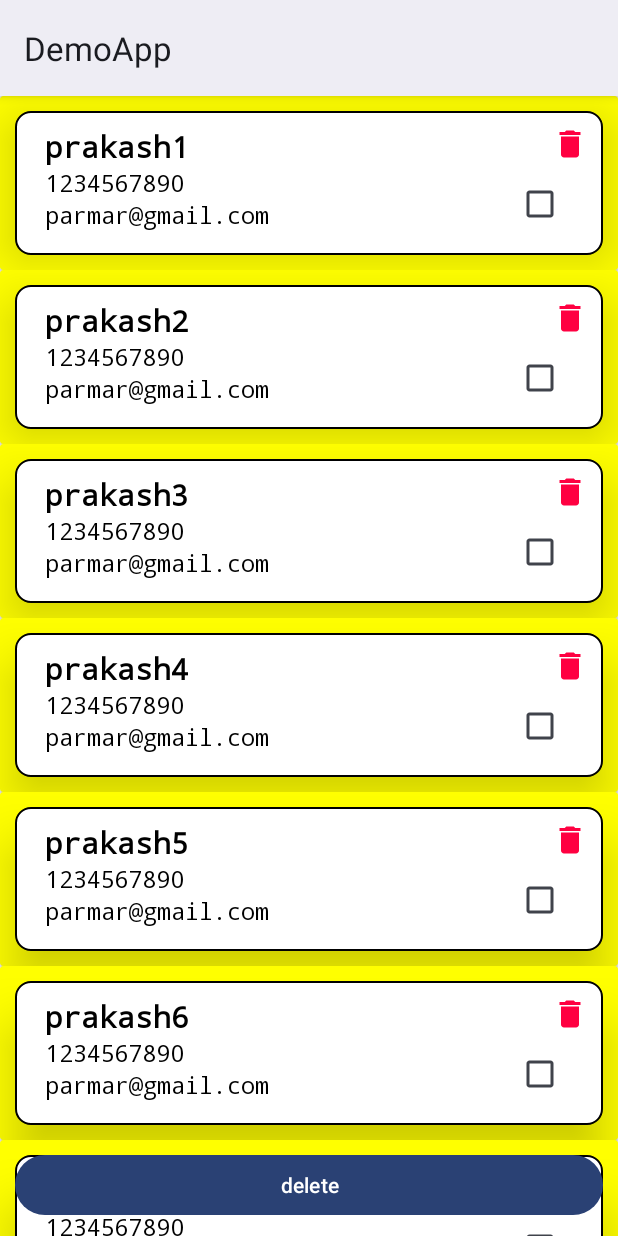
After one commit to YudizAndroidPrakash/Layout, an Android app: the RecycleViewDemo screen opened directly, with no data from a screen before it, on a phone screen of 412 x 824 dp. The commit adds this screen. Run offline under Robolectric (Android 15) with nearby library versions, the phone set to English and light mode, and no system bars.

Commit message:
Recycle View Demo

```diff
--- a/app/src/main/java/com/example/demoapp/MainActivity.kt
+++ b/app/src/main/java/com/example/demoapp/MainActivity.kt
@@ -19,6 +19,7 @@ class MainActivity : AppCompatActivity() {
     lateinit var btnLayout : Button
     lateinit var btnVectorShapeDemo : Button
    lateinit var tabLayoutDemo  : Button
+   lateinit var rvDemo : Button
     @SuppressLint("MissingInflatedId")
     override fun onCreate(savedInstanceState: Bundle?) {
         super.onCreate(savedInstanceState)
@@ -32,6 +33,9 @@ class MainActivity : AppCompatActivity() {
         btnLayout = findViewById(R.id.btnLayout)
         btnVectorShapeDemo = findViewById(R.id.btnVectorShapeSelector)
         tabLayoutDemo = findViewById(R.id.tlDemoButton)
+        rvDemo = findViewById(R.id.rvDemo)
+
+
         btnRegistartion.setOnClickListener {
             var i = Intent(this,Registration::class.java)
             startActivity(i)
@@ -66,5 +70,11 @@ class MainActivity : AppCompatActivity() {
             startActivity(intent)
         }
 
+
+        rvDemo.setOnClickListener {
+            var intent = Intent(this,RecycleViewDemo::class.java)
+            startActivity(intent)
+        }
+
     }
 }
--- /dev/null
+++ b/app/src/main/java/com/example/demoapp/RecycleViewDemo.kt
@@ -0,0 +1,58 @@
+package com.example.demoapp
+
+import android.content.DialogInterface.OnClickListener
+import androidx.appcompat.app.AppCompatActivity
+import android.os.Bundle
+import android.util.Log
+import android.view.View
+import android.widget.Button
+import android.widget.TextView
+import androidx.recyclerview.widget.RecyclerView
+
+class RecycleViewDemo : AppCompatActivity() {
+    private lateinit var rv_Demo: RecyclerView
+    private lateinit var tvDatanotFound: TextView
+    private lateinit var taskData: ArrayList<DataHoldPerson>
+    private lateinit var btnDeleteAll: Button
+
+    override fun onCreate(savedInstanceState: Bundle?) {
+        super.onCreate(savedInstanceState)
+        setContentView(R.layout.activity_recycle_view_demo)
+        taskData = ArrayList()
+        var adapter = TaskAdapter(taskData)
+        addData(taskData)
+        bindOnAdapater(adapter)
+        btnDeleteAll = findViewById(R.id.btnDeleteAll)
+        var sizeOfList = taskData.size
+
+        btnDeleteAll.setOnClickListener(object : android.view.View.OnClickListener {
+            override fun onClick(p0: View?) {
+                var j = taskData.filter { it.checked }
+                for (i in j){
+                    var k = taskData.indexOf(i)
+                    taskData.removeAt(k)
+                    adapter.notifyItemRemoved(k)
+                    adapter.notifyItemRangeChanged(k,taskData.size)
+                }
+            }
+        })
+
+    }
+
+
+    private fun bindOnAdapater(adapter: TaskAdapter) {
+        rv_Demo = findViewById(R.id.rv_task_data)
+        rv_Demo.adapter = adapter
+    }
+
+    private fun addData(taskData: ArrayList<DataHoldPerson>) {
+
+        taskData.add(DataHoldPerson("prakash1", "parmar@gmail.com", 1234567890))
+        taskData.add(DataHoldPerson("prakash2", "parmar@gmail.com", 1234567890))
+        taskData.add(DataHoldPerson("prakash3", "parmar@gmail.com", 1234567890))
+        taskData.add(DataHoldPerson("prakash4", "parmar@gmail.com", 1234567890))
+        taskData.add(DataHoldPerson("prakash5", "parmar@gmail.com", 1234567890))
+        taskData.add(DataHoldPerson("prakash6", "parmar@gmail.com", 1234567890))
+        taskData.add(DataHoldPerson("prakash7", "parmar@gmail.com", 1234567890))
+    }
+}
--- /dev/null
+++ b/app/src/main/java/com/example/demoapp/Task_Adapter.kt
@@ -0,0 +1,73 @@
+package com.example.demoapp
+
+import android.view.LayoutInflater
+import android.view.View
+import android.view.ViewGroup
+import android.widget.CheckBox
+import android.widget.ImageButton
+import android.widget.TextView
+import androidx.recyclerview.widget.RecyclerView
+
+
+//hold the data of person
+data class DataHoldPerson(
+    var name: String,
+    var email: String,
+    var mobileNumber: Int,
+    var checked: Boolean = false
+) {
+
+}
+
+class TaskAdapter(private val myDataList: ArrayList<DataHoldPerson>) :
+    RecyclerView.Adapter<TaskAdapter.ViewHolder>() {
+
+
+    override fun onCreateViewHolder(parent: ViewGroup, viewType: Int): ViewHolder {
+        return ViewHolder(
+            LayoutInflater.from(parent.context).inflate(
+                R.layout.list_of_person,
+                parent, false
+            )
+        )
+    }
+
+    override fun getItemCount() = myDataList.size
+
+    override fun onBindViewHolder(holder: ViewHolder, position: Int) {
+
+        holder.icDelete!!.setOnClickListener {
+            notifyItemRemoved(position)
+            notifyItemRangeChanged(position, myDataList.size)
+            myDataList.removeAt(position)
+        }
+        holder.selected!!.setOnCheckedChangeListener { _, isSelected ->
+            myDataList[position].checked = isSelected
+//            notifyItemChanged(position)
+        }
+        holder.bind(position, myDataList)
+    }
+
+    class ViewHolder(ItemView: View) : RecyclerView.ViewHolder(ItemView) {
+        private var tvName: TextView? = null
+        private var tvEmail: TextView? = null
+        private var tvMobile: TextView? = null
+        var icDelete: ImageButton? = null
+        var selected: CheckBox? = null
+
+        init {
+            tvName = ItemView.findViewById(R.id.tvPersonName)
+            tvEmail = ItemView.findViewById(R.id.tvPersonEmail)
+            tvMobile = ItemView.findViewById(R.id.tvPersonMob)
+            icDelete = ItemView.findViewById(R.id.ibDeleted)
+            selected = ItemView.findViewById(R.id.cbDataSelected)
+        }
+
+        fun bind(position: Int, myDataList: ArrayList<DataHoldPerson>) {
+            val i = myDataList[position]
+            tvName!!.text = i.name
+            tvEmail!!.text = i.email
+            tvMobile!!.text = i.mobileNumber.toString()
+        }
+    }
+}
--- a/app/src/main/res/color/shape_border_color.xml
+++ b/app/src/main/res/color/shape_border_color.xml
@@ -2,6 +2,5 @@
 <selector xmlns:android="http://schemas.android.com/apk/res/android">
     <item android:color="@color/btn_green" android:state_checked="true"/>
     <item android:color="@color/black" android:state_checked="false"/>
-    <item android:color="@color/red" android:state_pressed="true"/>
-    <item android:color="@color/gray" android:state_pressed="false"/>
+
 </selector>
--- a/app/src/main/res/drawable/gradient_demo.xml
+++ b/app/src/main/res/drawable/gradient_demo.xml
@@ -4,7 +4,7 @@
         android:angle="@integer/material_motion_duration_medium_2"
         android:type="sweep"
         android:startColor="@color/btn_green"/>
-    <stroke android:width="2dp" android:dashWidth="5dp" android:dashGap="2dp"
+    <stroke android:width="2dp" android:dashWidth="10dp" android:dashGap="2dp"
         android:color="@color/material_on_background_disabled"/>
-    <size android:width="10dp" android:height="10dp"/>
+    <size android:width="100dp" android:height="100dp"/>
 </shape>
--- /dev/null
+++ b/app/src/main/res/drawable/ic_delete_24.xml
@@ -0,0 +1,5 @@
+<vector android:height="24dp" android:tint="#FF0041"
+    android:viewportHeight="24" android:viewportWidth="24"
+    android:width="24dp" xmlns:android="http://schemas.android.com/apk/res/android">
+    <path android:fillColor="@android:color/white" android:pathData="M6,19c0,1.1 0.9,2 2,2h8c1.1,0 2,-0.9 2,-2V7H6v12zM19,4h-3.5l-1,-1h-5l-1,1H5v2h14V4z"/>
+</vector>
--- /dev/null
+++ b/app/src/main/res/drawable/ic_unselected_24.xml
@@ -0,0 +1,5 @@
+<vector android:height="24dp" android:tint="#FF0041"
+    android:viewportHeight="24" android:viewportWidth="24"
+    android:width="24dp" xmlns:android="http://schemas.android.com/apk/res/android">
+    <path android:fillColor="@android:color/white" android:pathData="M19,5v14H5V5h14m0,-2H5c-1.1,0 -2,0.9 -2,2v14c0,1.1 0.9,2 2,2h14c1.1,0 2,-0.9 2,-2V5c0,-1.1 -0.9,-2 -2,-2z"/>
+</vector>
--- /dev/null
+++ b/app/src/main/res/drawable/is_selected_24.xml
@@ -0,0 +1,5 @@
+<vector android:height="24dp" android:tint="#FF0041"
+    android:viewportHeight="24" android:viewportWidth="24"
+    android:width="24dp" xmlns:android="http://schemas.android.com/apk/res/android">
+    <path android:fillColor="@android:color/white" android:pathData="M19,3L5,3c-1.11,0 -2,0.9 -2,2v14c0,1.1 0.89,2 2,2h14c1.11,0 2,-0.9 2,-2L21,5c0,-1.1 -0.89,-2 -2,-2zM10,17l-5,-5 1.41,-1.41L10,14.17l7.59,-7.59L19,8l-9,9z"/>
+</vector>
--- /dev/null
+++ b/app/src/main/res/drawable/selector_data_is_selected_or_not.xml
@@ -0,0 +1,5 @@
+<?xml version="1.0" encoding="utf-8"?>
+<selector xmlns:android="http://schemas.android.com/apk/res/android">
+    <item android:state_checked="true" android:drawable="@drawable/is_selected_24"/>
+    <item android:state_checked="false" android:drawable="@drawable/ic_unselected_24"/>
+</selector>
--- /dev/null
+++ b/app/src/main/res/drawable/shape_bg_for_display_data.xml
@@ -0,0 +1,7 @@
+<?xml version="1.0" encoding="utf-8"?>
+<shape xmlns:android="http://schemas.android.com/apk/res/android" android:shape="rectangle">
+    <size android:height="50dp" android:width="100dp"/>
+    <solid android:color="@color/white"/>
+    <corners android:radius="10dp"/>
+    <stroke android:color="@color/black" android:width="1dp"/>
+</shape>
--- a/app/src/main/res/layout/activity_main.xml
+++ b/app/src/main/res/layout/activity_main.xml
@@ -57,15 +57,31 @@
         android:layout_height="wrap_content"
         android:text="vector"
         app:layout_constraintStart_toStartOf="@id/btnProfile"
-        app:layout_constraintTop_toBottomOf="@id/btnCustom"
-        />
+        app:layout_constraintTop_toBottomOf="@id/btnCustom" />
+
     <Button
         android:id="@+id/tlDemoButton"
         android:layout_width="wrap_content"
         android:layout_height="wrap_content"
         android:text="Tab layout"
         app:layout_constraintStart_toStartOf="@id/bntcustomDemo"
-        app:layout_constraintTop_toBottomOf="@id/bntcustomDemo"
+        app:layout_constraintTop_toBottomOf="@id/bntcustomDemo" />
 
-/>
+    <Button
+        android:id="@+id/rvDemo"
+        android:layout_width="wrap_content"
+        android:layout_height="wrap_content"
+        android:text="Recycle View"
+        app:layout_constraintStart_toStartOf="@id/btnVectorShapeSelector"
+        app:layout_constraintTop_toBottomOf="@id/btnVectorShapeSelector" />
+
+
+    <Button
+        android:id="@+id/btnRunTime"
+        android:layout_width="wrap_content"
+        android:layout_height="wrap_content"
+        app:layout_constraintTop_toBottomOf="@id/tlDemoButton"
+        app:layout_constraintStart_toStartOf="@id/tlDemoButton"
+        android:text="Run Time "
+        />
 </androidx.constraintlayout.widget.ConstraintLayout>
--- /dev/null
+++ b/app/src/main/res/layout/activity_recycle_view_demo.xml
@@ -0,0 +1,27 @@
+<?xml version="1.0" encoding="utf-8"?>
+<androidx.constraintlayout.widget.ConstraintLayout xmlns:android="http://schemas.android.com/apk/res/android"
+    xmlns:app="http://schemas.android.com/apk/res-auto"
+    xmlns:tools="http://schemas.android.com/tools"
+    android:layout_width="match_parent"
+    android:layout_height="match_parent"
+    tools:context=".RecycleViewDemo">
+    <androidx.recyclerview.widget.RecyclerView
+        android:id="@+id/rv_task_data"
+        android:layout_width="match_parent"
+        android:layout_height="wrap_content"
+        app:layoutManager="androidx.recyclerview.widget.LinearLayoutManager"
+        app:layout_constraintStart_toStartOf="parent"
+        app:layout_constraintTop_toTopOf="parent"
+        tools:listitem="@layout/list_of_person" />
+    <Button
+        android:id="@+id/btnDeleteAll"
+        android:layout_width="0dp"
+        android:layout_height="wrap_content"
+        android:layout_marginTop="5dp"
+        android:text="delete"
+        app:layout_constraintStart_toStartOf="parent"
+        app:layout_constraintEnd_toEndOf="parent"
+        app:layout_constraintBottom_toBottomOf="parent"
+        android:layout_margin="10dp"
+        />
+</androidx.constraintlayout.widget.ConstraintLayout>
--- a/app/src/main/res/layout/activity_vector_shape_selector.xml
+++ b/app/src/main/res/layout/activity_vector_shape_selector.xml
@@ -36,6 +36,7 @@
        android:textColor="@color/shape_border_color"
         app:layout_constraintTop_toBottomOf="@id/imgView"
         app:layout_constraintStart_toStartOf="parent"
+        android:padding="10dp"
         />
     <Button
         android:id="@+id/btnHello"
--- /dev/null
+++ b/app/src/main/res/layout/list_of_person.xml
@@ -0,0 +1,74 @@
+<?xml version="1.0" encoding="utf-8"?>
+<androidx.cardview.widget.CardView xmlns:android="http://schemas.android.com/apk/res/android"
+    xmlns:tools="http://schemas.android.com/tools"
+    android:layout_width="match_parent"
+    android:layout_height="wrap_content"
+    xmlns:app="http://schemas.android.com/apk/res-auto"
+     android:backgroundTint="@color/list_data_bg_yello"
+    >
+
+<androidx.constraintlayout.widget.ConstraintLayout
+    android:layout_width="match_parent"
+    android:layout_height="wrap_content"
+    android:layout_marginStart="10dp"
+    android:layout_marginEnd="10dp"
+    android:layout_marginTop="10dp"
+    android:background="@drawable/shape_bg_for_display_data"
+    android:elevation="20dp"
+    android:layout_marginBottom="10dp"
+    android:padding="10dp">
+    <ImageButton
+        android:id="@+id/ibDeleted"
+        android:layout_width="wrap_content"
+        android:layout_height="wrap_content"
+        app:layout_constraintEnd_toEndOf="parent"
+        app:layout_constraintTop_toTopOf="parent"
+        android:src="@drawable/ic_delete_24"
+        android:background="@color/white"
+        />
+    <CheckBox
+        android:id="@+id/cbDataSelected"
+        android:layout_width="wrap_content"
+        android:layout_height="wrap_content"
+        android:layout_marginTop="4dp"
+        android:layout_marginEnd="8dp"
+        app:layout_constraintEnd_toEndOf="@id/ibDeleted"
+        app:layout_constraintTop_toBottomOf="@id/ibDeleted"
+      />
+    <TextView
+        android:id="@+id/tvPersonName"
+        android:layout_width="wrap_content"
+        android:layout_height="wrap_content"
+        app:layout_constraintStart_toStartOf="parent"
+        app:layout_constraintTop_toTopOf="parent"
+        android:text="Hello"
+        android:textSize="20sp"
+        android:layout_marginStart="10dp"
+        android:textStyle="bold"
+        android:typeface="monospace"
+        android:textColor="@color/black"
+        />
+    <TextView
+        android:id="@+id/tvPersonMob"
+        android:layout_width="wrap_content"
+        android:layout_height="wrap_content"
+        android:text="MobileNumber"
+        app:layout_constraintTop_toBottomOf="@id/tvPersonName"
+        app:layout_constraintStart_toStartOf="@id/tvPersonName"
+        android:textSize="15sp"
+        android:typeface="monospace"
+        android:textColor="@color/black"
+        />
+    <TextView
+        android:id="@+id/tvPersonEmail"
+        android:layout_width="wrap_content"
+        android:layout_height="wrap_content"
+        app:layout_constraintTop_toBottomOf="@id/tvPersonMob"
+        app:layout_constraintStart_toStartOf="@id/tvPersonMob"
+        android:textSize="15sp"
+        android:typeface="monospace"
+        android:textColor="@color/black"
+        android:text="1234567890"
+        />
+</androidx.constraintlayout.widget.ConstraintLayout>
+</androidx.cardview.widget.CardView>
--- a/app/src/main/res/values/colors.xml
+++ b/app/src/main/res/values/colors.xml
@@ -13,4 +13,5 @@
     <color name="bg_doremon">#33AAFF</color>
     <color name="btn_green">#99ff66</color>
     <color name="gradient_color">#F36D6D</color>
+    <color name="list_data_bg_yello">#FFFF00</color>
 </resources>
```
Also changed, not shown: app/src/main/AndroidManifest.xml (+9 -0 lines).
